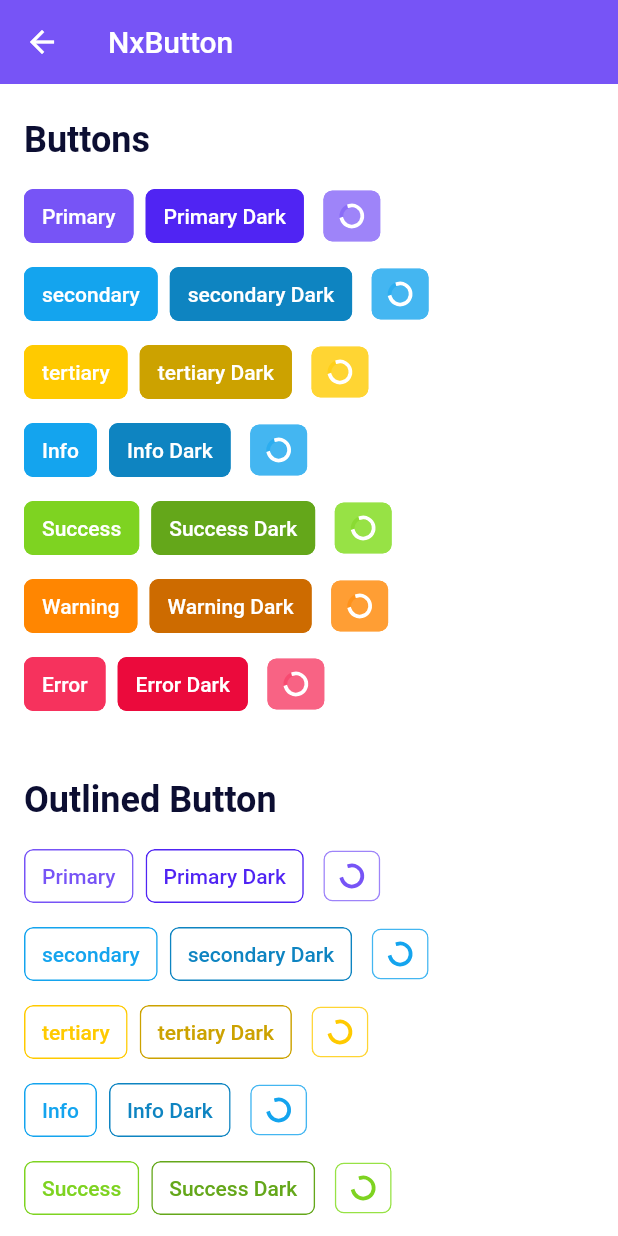
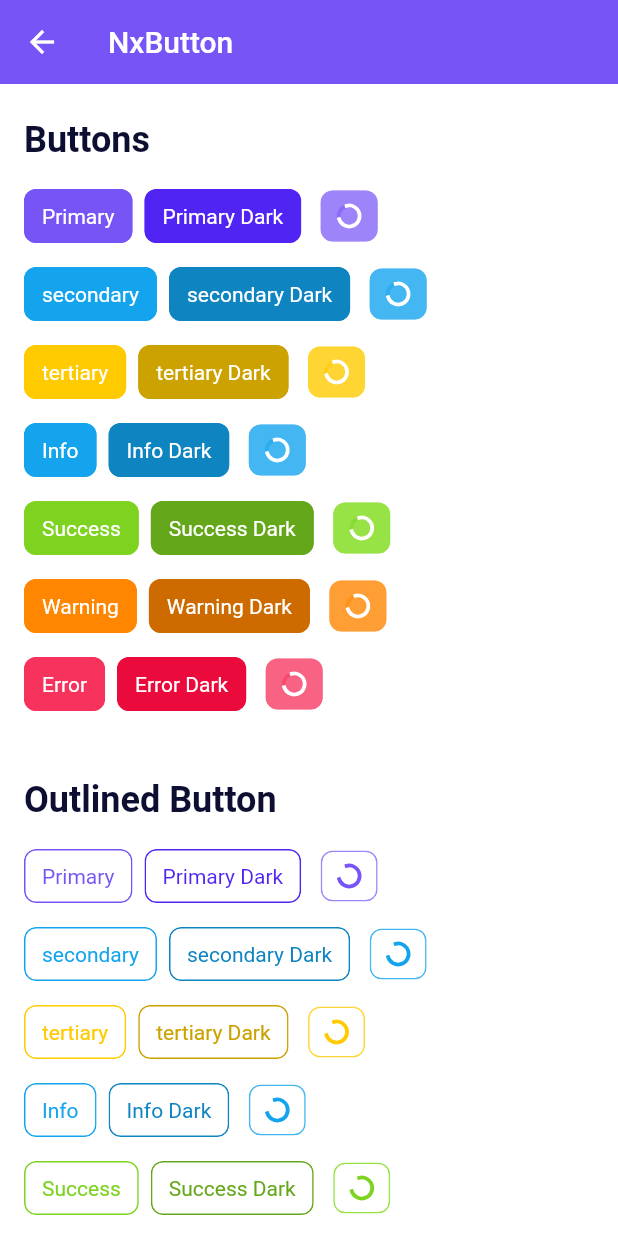
Before and after one commit to nixuiui/nixui-flutter, a Flutter app: the ButtonScreen screen opened directly, on a phone screen of 412 x 824 dp. Run offline on Flutter 3.47's test engine with Material 2 defaults, Android fonts, the phone set to English and light mode, and no system bars; missing offline and left inert: yaru_color_generator.

Commit message:
add button theme

```diff
--- /dev/null
+++ b/lib/themes/button.dart
@@ -0,0 +1,81 @@
+part of 'theme.dart';
+
+var _nxButtonTheme = _NxButtonTheme(
+  padding: EdgeInsets.symmetric(vertical: 10, horizontal: 12),
+  fontWeight: FontWeight.w400,
+  fontSize: 14,
+  radius: 8,
+  borderSize: 1,
+  iconSize: 18,
+  smallButton: _NxButtonTheme(
+    fontSize: 10,
+    padding: EdgeInsets.symmetric(vertical: 6, horizontal: 8),
+  ),
+  mediumButton: _NxButtonTheme(
+    fontSize: 14,
+    padding: EdgeInsets.symmetric(vertical: 10, horizontal: 14),
+  ),
+  largeButton: _NxButtonTheme(
+    fontSize: 18,
+    padding: EdgeInsets.symmetric(vertical: 14, horizontal: 20),
+  ),
+  squareButton: _NxButtonTheme(
+    width: 32,
+    height: 32,
+  ),
+  color: _NxButtonColor(
+    text: Color(0xffffffff),
+    background: NxColor.primary,
+    disabledBackground: Color(0xffe5e9ef),
+    border: NxColor.primary,
+    icon: Color(0xffffffff),
+  )
+);
+
+class NxButtonTheme {
+
+  static EdgeInsetsGeometry get padding => _nxButtonTheme.padding!;
+  static FontWeight get fontWeight => _nxButtonTheme.fontWeight!;
+  static double get fontSize => _nxButtonTheme.fontSize!;
+  static double get radius => _nxButtonTheme.radius!;
+  static double get borderSize => _nxButtonTheme.borderSize!;
+  static double get iconSize => _nxButtonTheme.iconSize!;
+
+  static double get fontSizeSmallButton => _nxButtonTheme.smallButton!.fontSize!;
+  static EdgeInsetsGeometry get paddingSmallButton => _nxButtonTheme.smallButton!.padding!;
+
+  static double get fontSizeMediumButton => _nxButtonTheme.smallButton!.fontSize!;
+  static EdgeInsetsGeometry get paddingMediumButton => _nxButtonTheme.smallButton!.padding!;
+
+  static double get fontSizeLargeButton => _nxButtonTheme.smallButton!.fontSize!;
+  static EdgeInsetsGeometry get paddingLargeButton => _nxButtonTheme.smallButton!.padding!;
+
+  static double get squareButtonSize => _nxButtonTheme.squareButton!.width!;
+
+  static NxButtonColor get color => NxButtonColor(
+    text: _nxButtonTheme.color!.text,
+    background: _nxButtonTheme.color!.background,
+    disabledBackground: _nxButtonTheme.color!.disabledBackground,
+    border: _nxButtonTheme.color!.border,
+    icon: _nxButtonTheme.color!.icon,
+  );
+
+}
+
+class NxButtonColor {
+
+  Color? text;
+  Color? background;
+  Color? disabledBackground;
+  Color? border;
+  Color? icon;
+
+  NxButtonColor({
+    this.text,
+    this.background,
+    this.disabledBackground,
+    this.border,
+    this.icon,
+  });
+
+}
--- a/lib/widgets/nx_button.dart
+++ b/lib/widgets/nx_button.dart
@@ -9,6 +9,7 @@ class _NxButtonBasic extends StatelessWidget {
   final VoidCallback? onPressed;
   final double? width;
   final double? height;
+  final double? borderSize;
   final EdgeInsetsGeometry? padding;
   final Color? color;
   final Color? borderColor;
@@ -30,6 +31,7 @@ class _NxButtonBasic extends StatelessWidget {
     this.onPressed,
     this.width,
     this.height,
+    this.borderSize,
     this.padding,
     this.color,
     this.borderColor,
@@ -47,22 +49,24 @@ class _NxButtonBasic extends StatelessWidget {
   @override
   Widget build(BuildContext context) {
 
-    var color = this.color ?? NxColor.primary;
-    var textColor =  this.textColor ?? Colors.white;
-    var iconColor = this.iconColor ?? textColor;
-    var borderColor = this.borderColor ?? color;
+    var color = this.color ?? NxButtonTheme.color.background!;
+    var textColor =  this.textColor ?? NxButtonTheme.color.text!;
+    var iconColor = this.iconColor ?? NxButtonTheme.color.icon!;
+    var borderColor = this.borderColor ?? (this.color ?? NxButtonTheme.color.border!);
 
     if(outlined) {
       textColor =  this.textColor ?? color;
       iconColor = this.iconColor ?? textColor;
       borderColor = this.borderColor ?? color;
-      color = Colors.white;
+      color = NxButtonTheme.color.text!;
     }
 
-    var fontSize = this.fontSize ?? Theme.of(context).textTheme.bodyText1!.fontSize!;
-    var fontWeight = this.fontWeight ?? Theme.of(context).textTheme.bodyText1!.fontWeight!;
+    var fontSize = this.fontSize ?? NxButtonTheme.fontSize;
+    var fontWeight = this.fontWeight ?? NxButtonTheme.fontWeight;
+    var borderSize = this.borderSize ?? NxButtonTheme.borderSize;
+    var radius = this.radius ?? NxButtonTheme.radius;
 
-    var defaultPadding = EdgeInsets.symmetric(vertical: 10, horizontal: 12);
+    var defaultPadding = NxButtonTheme.padding;
     var padding = this.padding ?? defaultPadding;
 
     var itemSpace = padding.horizontal/4;
@@ -93,10 +97,10 @@ class _NxButtonBasic extends StatelessWidget {
             elevation: elevation,
             shadowColor: Colors.transparent,
             shape: RoundedRectangleBorder(
-              borderRadius: BorderRadius.circular(radius ?? 6),
+              borderRadius: BorderRadius.circular(radius),
               side: BorderSide(
                 color: !enabled ? borderColor.light : borderColor,
-                width: 1
+                width: borderSize
               ),
             ),
             textStyle: TextStyle(
@@ -185,6 +189,7 @@ class NxButton extends _NxButtonBasic {
     super.onPressed,
     super.width,
     super.padding,
+    super.borderSize,
     super.color,
     super.borderColor,
     super.iconColor,
@@ -203,6 +208,7 @@ class NxButton extends _NxButtonBasic {
     super.fontWeight,
     super.onPressed,
     super.width,
+    super.borderSize,
     super.color,
     super.borderColor,
     super.iconColor,
@@ -214,8 +220,8 @@ class NxButton extends _NxButtonBasic {
     super.isLoading,
     super.outlined,
   }) : super(
-    fontSize: 10,
-    padding: EdgeInsets.symmetric(vertical: 6, horizontal: 8),
+    fontSize: NxButtonTheme.fontSizeSmallButton,
+    padding: NxButtonTheme.paddingSmallButton,
   );
 
   NxButton.medium({
@@ -224,6 +230,7 @@ class NxButton extends _NxButtonBasic {
     super.fontWeight,
     super.onPressed,
     super.width,
+    super.borderSize,
     super.color,
     super.borderColor,
     super.iconColor,
@@ -235,8 +242,8 @@ class NxButton extends _NxButtonBasic {
     super.isLoading,
     super.outlined,
   }) : super(
-    fontSize: 14,
-    padding: EdgeInsets.symmetric(vertical: 10, horizontal: 14),
+    fontSize: NxButtonTheme.fontSizeMediumButton,
+    padding: NxButtonTheme.paddingMediumButton,
   );
 
   NxButton.large({
@@ -245,6 +252,7 @@ class NxButton extends _NxButtonBasic {
     super.fontWeight,
     super.onPressed,
     super.width,
+    super.borderSize,
     super.color,
     super.borderColor,
     super.iconColor,
@@ -256,14 +264,15 @@ class NxButton extends _NxButtonBasic {
     super.isLoading,
     super.outlined,
   }) : super(
-    fontSize: 18,
-    padding: EdgeInsets.symmetric(vertical: 14, horizontal: 20),
+    fontSize: NxButtonTheme.fontSizeLargeButton,
+    padding: NxButtonTheme.paddingLargeButton,
   );
 
-  const NxButton.square({
+  NxButton.square({
     super.key,
     super.text,
     super.onPressed,
+    super.borderSize,
     super.color,
     super.borderColor,
     super.iconColor,
@@ -276,8 +285,8 @@ class NxButton extends _NxButtonBasic {
     double? size,
     super.padding = EdgeInsets.zero,
   }) : super(
-    width: size ?? 32,
-    height: size ?? 32,
+    width: size ?? NxButtonTheme.squareButtonSize,
+    height: size ?? NxButtonTheme.squareButtonSize,
   );
 
 }
```
Also changed, not shown: lib/themes/_button.dart (added, +49 -0 lines), lib/themes/colors.dart (+0 -24 lines), lib/themes/input_field.dart (+24 -0 lines), lib/themes/theme.dart (+49 -1 lines).
